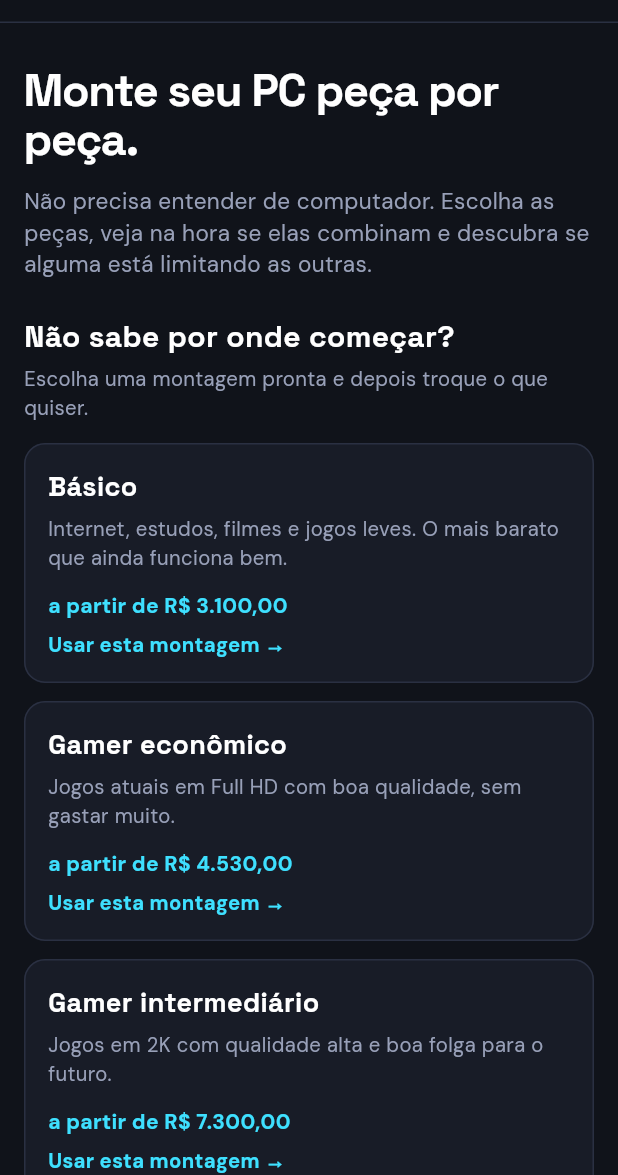
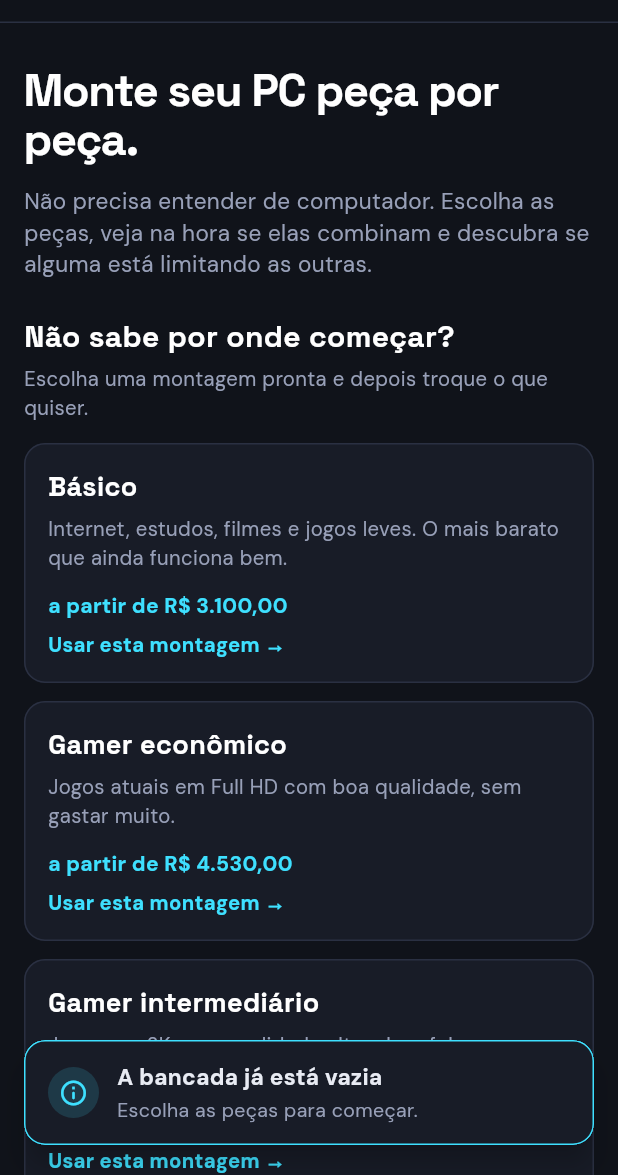
Before and after one commit to gabriellanna2006/bancada-pc, a Flutter app: the screen it shows after launch, after a tap on the "delete outline" icon, on a phone screen of 412 x 824 dp, the part 61-1236 px from its top. Run offline on Flutter 3.47's test engine with Material 3 defaults, Android fonts, the phone set to English and light mode, and no system bars; our stand-ins replace google_fonts.

Commit message:
Mensagens bonitas e rolagem mais suave

```diff
--- a/lib/tela_bancada.dart
+++ b/lib/tela_bancada.dart
@@ -23,7 +23,70 @@ class _TelaBancadaState extends State<TelaBancada> {
 
   int get total => escolhidas.values.fold(0, (soma, p) => soma + p.preco);
 
-  bool get celular => MediaQuery.of(context).size.width < 600;
+  bool get celular => MediaQuery.sizeOf(context).width < 600;
+
+  void _toast(IconData icone, Color cor, String titulo, [String? sub]) {
+    final m = ScaffoldMessenger.of(context);
+    final largura = MediaQuery.sizeOf(context).width;
+    final lateral = largura > 480 ? (largura - 440) / 2 : 16.0;
+
+    m.hideCurrentSnackBar();
+    m.showSnackBar(
+      SnackBar(
+        behavior: SnackBarBehavior.floating,
+        backgroundColor: Cores.superficie,
+        elevation: 8,
+        duration: const Duration(milliseconds: 2800),
+        margin: EdgeInsets.fromLTRB(lateral, 0, lateral, 20),
+        padding: const EdgeInsets.symmetric(horizontal: 16, vertical: 14),
+        shape: RoundedRectangleBorder(
+          borderRadius: BorderRadius.circular(14),
+          side: BorderSide(color: cor),
+        ),
+        content: Row(
+          children: [
+            Container(
+              width: 34,
+              height: 34,
+              decoration: BoxDecoration(
+                color: cor.withValues(alpha: 0.15),
+                shape: BoxShape.circle,
+              ),
+              child: Icon(icone, color: cor, size: 20),
+            ),
+            const SizedBox(width: 12),
+            Expanded(
+              child: Column(
+                mainAxisSize: MainAxisSize.min,
+                crossAxisAlignment: CrossAxisAlignment.start,
+                children: [
+                  Text(
+                    titulo,
+                    style: const TextStyle(
+                      fontWeight: FontWeight.w700,
+                      fontSize: 15,
+                      color: Cores.texto,
+                    ),
+                  ),
+                  if (sub != null)
+                    Padding(
+                      padding: const EdgeInsets.only(top: 2),
+                      child: Text(
+                        sub,
+                        style: const TextStyle(
+                          color: Cores.textoSuave,
+                          fontSize: 13,
+                        ),
+                      ),
+                    ),
+                ],
+              ),
+            ),
+          ],
+        ),
+      ),
+    );
+  }
 
   void escolher(String cat, Peca? p) {
     setState(() {
@@ -54,23 +117,44 @@ class _TelaBancadaState extends State<TelaBancada> {
         );
       }
     });
-    aviso('Montagem "${m.nome}" carregada. Você pode trocar qualquer peça.');
+    _toast(
+      Icons.check_rounded,
+      Cores.ok,
+      'Montagem "${m.nome}" carregada',
+      'Você pode trocar qualquer peça.',
+    );
   }
 
   void limpar() {
+    if (escolhidas.isEmpty) {
+      _toast(
+        Icons.info_outline_rounded,
+        Cores.destaque,
+        'A bancada já está vazia',
+        'Escolha as peças para começar.',
+      );
+      return;
+    }
     setState(() {
       escolhidas.clear();
       mostrarLinks = false;
     });
-  }
-
-  void aviso(String msg) {
-    ScaffoldMessenger.of(context).showSnackBar(SnackBar(content: Text(msg)));
+    _toast(
+      Icons.check_rounded,
+      Cores.ok,
+      'Bancada limpa com sucesso!',
+      'Todas as peças foram removidas. Monte um novo PC quando quiser.',
+    );
   }
 
   void gerarLinks() {
     if (escolhidas.isEmpty) {
-      aviso('Escolha pelo menos uma peça antes de gerar os links.');
+      _toast(
+        Icons.warning_amber_rounded,
+        Cores.aviso,
+        'Escolha pelo menos uma peça',
+        'Depois é só gerar os links das lojas.',
+      );
       return;
     }
     setState(() => mostrarLinks = true);
@@ -91,13 +175,32 @@ class _TelaBancadaState extends State<TelaBancada> {
 
   Future<void> copiarLinks() async {
     await Clipboard.setData(ClipboardData(text: gerarTexto(escolhidas)));
-    aviso('Links copiados!');
+    if (!mounted) return;
+    _toast(
+      Icons.check_rounded,
+      Cores.ok,
+      'Links copiados!',
+      'Agora é só colar onde quiser.',
+    );
   }
 
   @override
   Widget build(BuildContext context) {
     final regras = verificar(escolhidas);
     final cel = celular;
+    final lateral = cel ? 16.0 : 20.0;
+
+    Widget secao(Widget filho) => SliverToBoxAdapter(
+      child: Center(
+        child: ConstrainedBox(
+          constraints: const BoxConstraints(maxWidth: 1100),
+          child: Padding(
+            padding: EdgeInsets.symmetric(horizontal: lateral),
+            child: RepaintBoundary(child: filho),
+          ),
+        ),
+      ),
+    );
 
     return Scaffold(
       body: CustomScrollView(
@@ -141,38 +244,33 @@ class _TelaBancadaState extends State<TelaBancada> {
                 ),
             ],
           ),
-          SliverToBoxAdapter(
-            child: Center(
-              child: ConstrainedBox(
-                constraints: const BoxConstraints(maxWidth: 1100),
-                child: Padding(
-                  padding: EdgeInsets.fromLTRB(
-                    cel ? 16 : 20,
-                    0,
-                    cel ? 16 : 20,
-                    40,
-                  ),
-                  child: Column(
+          secao(_hero()),
+          secao(
+            Column(
               crossAxisAlignment: CrossAxisAlignment.start,
               children: [
-                      _hero(),
                 _montagensProntas(),
                 Container(
                   key: pecasKey,
                   child: _titulo(
                     'Escolha as peças',
-                          'Cada lista vai da peça mais antiga para a mais nova. A peça com ★ é uma opção recomendada para a maioria dos usuários.',
+                    'Cada lista vai da peça mais antiga para a mais nova. A peça com ★ é uma boa escolha para a maioria das pessoas.',
                   ),
                 ),
-                      _layout(regras),
+              ],
+            ),
+          ),
+          secao(_layout(regras)),
+          secao(
+            Column(
+              crossAxisAlignment: CrossAxisAlignment.start,
+              children: [
                 _analise(),
                 if (mostrarLinks && escolhidas.isNotEmpty) _links(),
               ],
             ),
           ),
-              ),
-            ),
-          ),
+          const SliverToBoxAdapter(child: SizedBox(height: 40)),
         ],
       ),
     );
```
Lines whose indentation alone changed are shown as unchanged.
